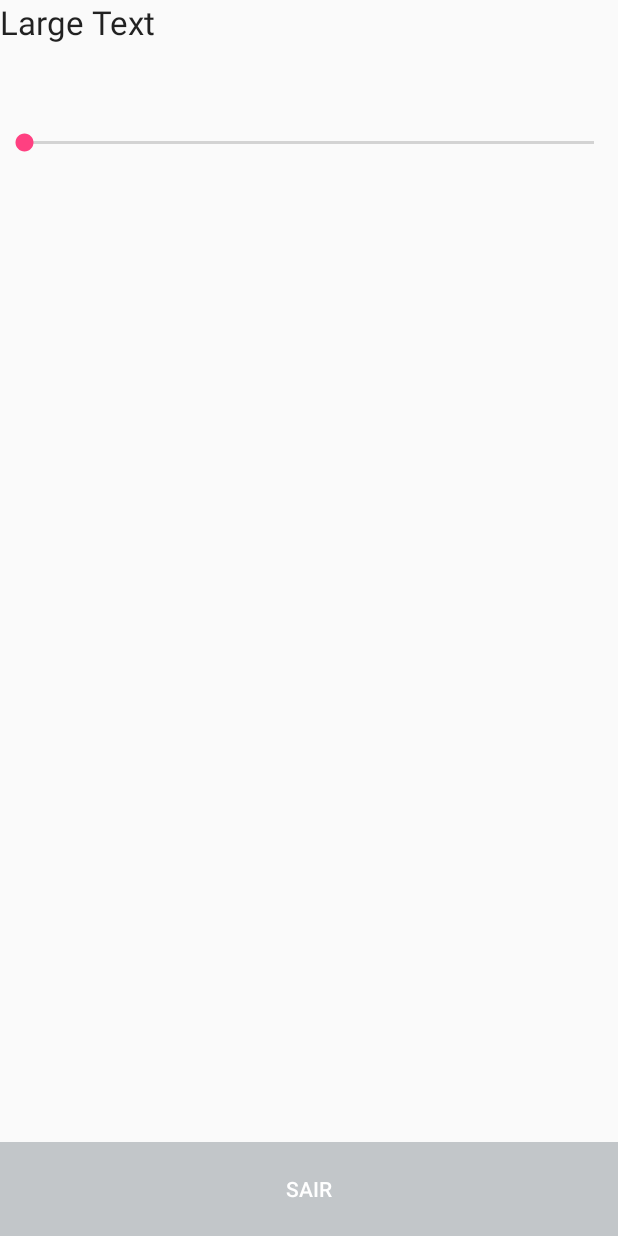
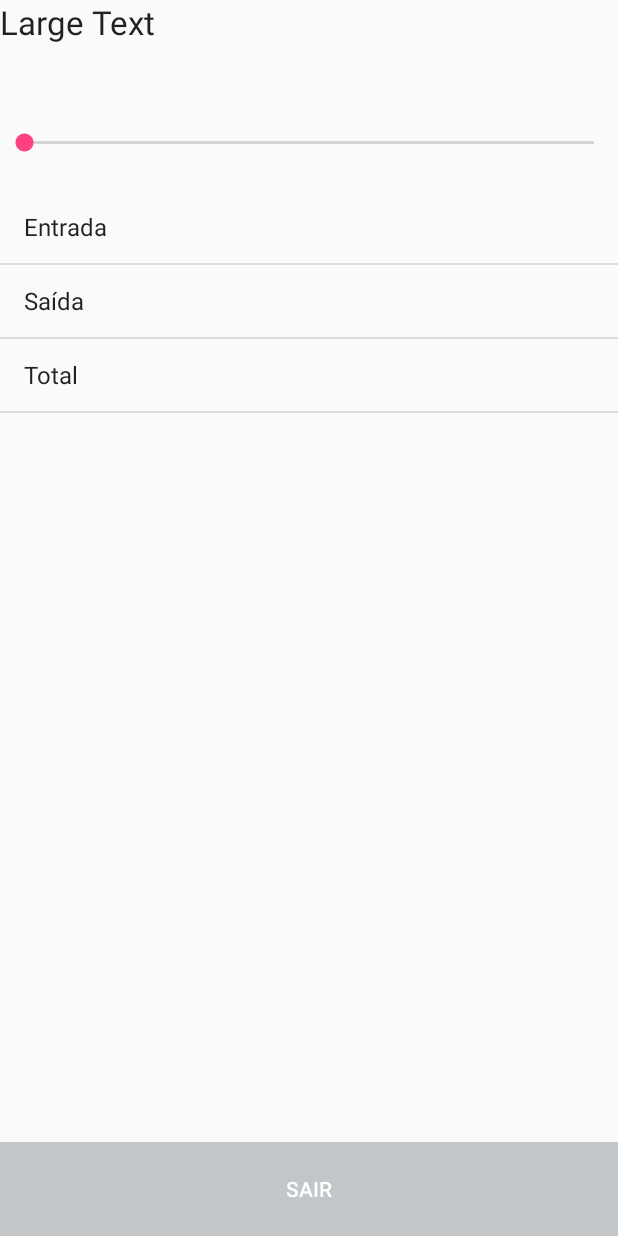
Before and after one commit to 697769/EstimaPrime, an Android app: the Home screen opened directly, with no data from a screen before it, on a phone screen of 412 x 824 dp. Run offline under Robolectric (Android 15) with nearby library versions, the phone set to English and light mode, and no system bars.

Commit message:
Version 2.2
Home activity and layout changes (add type list item)

```diff
--- a/aplicativo/app/src/main/java/br/com/estimaprime/aplicativo/Home.java
+++ b/aplicativo/app/src/main/java/br/com/estimaprime/aplicativo/Home.java
@@ -7,8 +7,10 @@ import android.content.SharedPreferences;
 import android.os.Bundle;
 import android.view.Gravity;
 import android.view.View;
+import android.widget.ArrayAdapter;
 import android.widget.Button;
 import android.widget.EditText;
+import android.widget.ListView;
 import android.widget.TextView;
 import android.widget.Toast;
 
@@ -22,6 +24,13 @@ public class Home extends Activity {
         super.onCreate(savedInstanceState);
         setContentView(R.layout.activity_home);
         //CHANGES
+        String[] types = {"Entrada","Saída","Total"};
+        ArrayAdapter<String> adapter = new ArrayAdapter<String>(this, android.R.layout.simple_list_item_1,types);
+        final ListView listView = (ListView) findViewById(R.id.listView);
+        listView.setAdapter(adapter);
+        //ArrayAdapter<String> adapter = new ArrayAdapter<String>(getListView().getContext(),android.R.layout.simple_list_item_1, types);
+        //getListView().setAdapter(adapter);
+
         btn_back = (Button) findViewById(R.id.btn_back);
 
         TextView textView = (TextView) findViewById(R.id.textView);
--- a/aplicativo/app/src/main/res/layout/activity_home.xml
+++ b/aplicativo/app/src/main/res/layout/activity_home.xml
@@ -27,11 +27,11 @@
         android:layout_weight="0.25"
         >
 
-        <GridView
+        <ListView
             android:layout_width="match_parent"
-            android:layout_height="wrap_content"
+            android:layout_height="match_parent"
             android:layout_weight="1"
-            android:id="@+id/gridView" />
+            android:id="@+id/listView" />
     </LinearLayout>
 
     <LinearLayout
```
